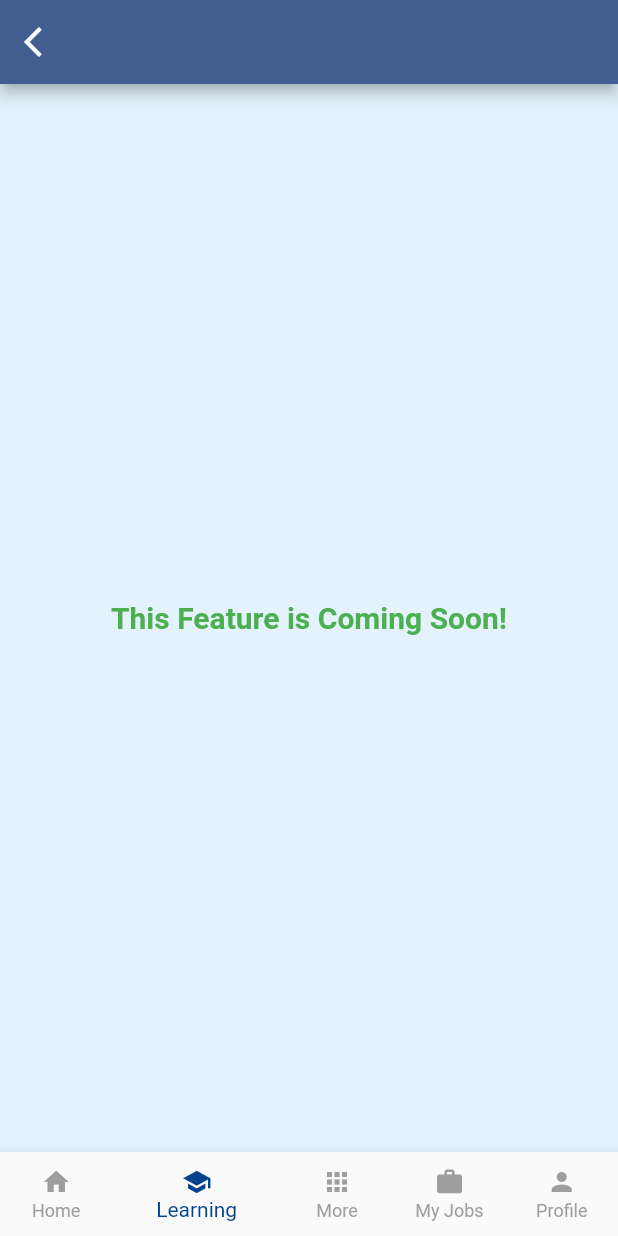
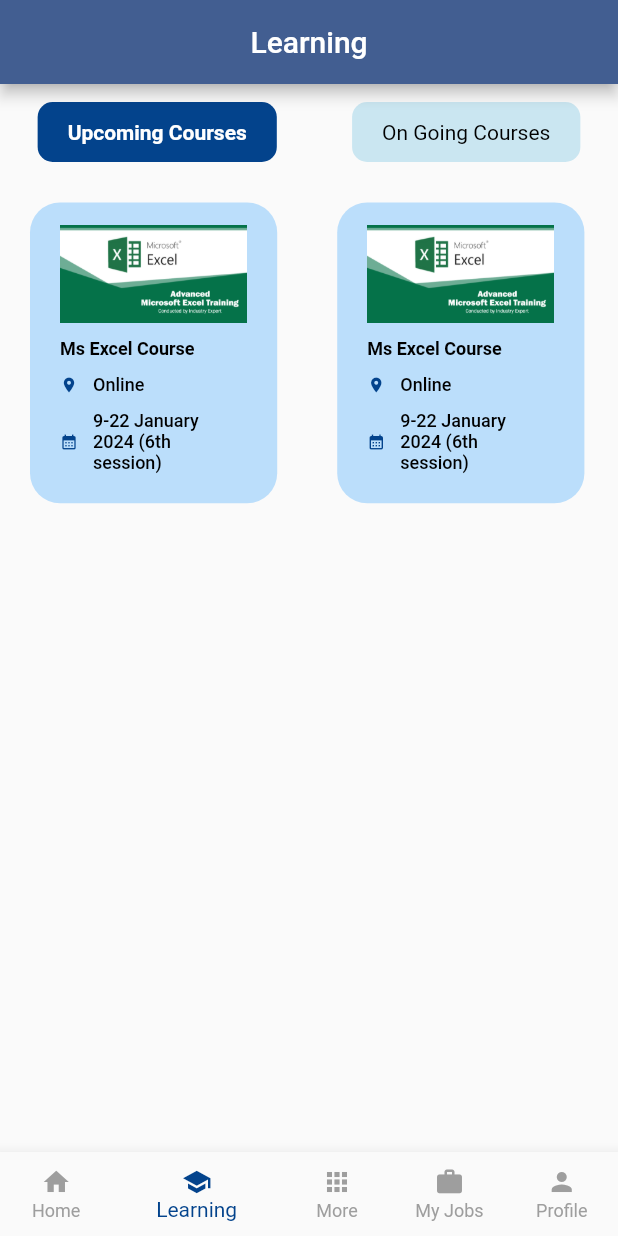
Before and after one commit to Mosaidur/Job-Skeers, a Flutter app: the screen it shows after launch, item 2 of the bottom bar chosen, on a phone screen of 412 x 824 dp. Run offline on Flutter 3.47's test engine with Material 3 defaults, Android fonts, the phone set to English and light mode, and no system bars; our stand-ins replace email_validator, intl_phone_field.

Commit message:
6th commite

```diff
--- a/jobskeers/lib/Job_Seeker/JobSeekerMainPage.dart
+++ b/jobskeers/lib/Job_Seeker/JobSeekerMainPage.dart
@@ -3,6 +3,7 @@
 import 'package:jobskeers/Job_Seeker/Pages/Home%20Page/JobSeekerHomePage.dart';
 
 import 'Pages/ComingSoon.dart';
+import 'Pages/Learning/LearningPage.dart';
 import 'Pages/Profile/JobSeekerProfile.dart';
 
 
@@ -19,7 +20,7 @@
   int selectedIndex = 0;
   final List pages = [
     JobSeekerHomePage(),
-    ComingSoon(),
+    LearningPage(),
     ComingSoon(),
     ComingSoon(),
     JobSeekerProfilePage(),
--- a/jobskeers/lib/Job_Seeker/Pages/JobDetails.dart
+++ b/jobskeers/lib/Job_Seeker/Pages/JobDetails.dart
@@ -11,12 +11,31 @@
 }
 
 class _JobDetailsState extends State<JobDetails> {
+
+  bool isFavorite = false;
+
   @override
   Widget build(BuildContext context) {
     return Scaffold(
       backgroundColor: Colors.blue.shade50,
       appBar: AppBar(
-        title: Text("Job Details"),
+        title: Row(
+          mainAxisAlignment: MainAxisAlignment.spaceBetween,
+          children: [
+
+            Text("Job Details"),
+
+            IconButton(
+              icon: isFavorite ? Icon(Icons.favorite,color: Colors.red,) : Icon(Icons.favorite_border,),
+              onPressed: () {
+                setState(() {
+                  isFavorite = !isFavorite;
+                });
+              },
+            )
+
+          ],
+        ),
 
         leading: IconButton(
           icon: Icon(Icons.arrow_back_ios),
--- /dev/null
+++ b/jobskeers/lib/Job_Seeker/Pages/Learning/LearningPage.dart
@@ -0,0 +1,81 @@
+import 'package:flutter/material.dart';
+
+import 'Widgets/upComingCourses.dart';
+
+class LearningPage extends StatefulWidget {
+  const LearningPage({Key? key}) : super(key: key);
+
+  @override
+  State<LearningPage> createState() => _LearningPageState();
+}
+
+class _LearningPageState extends State<LearningPage> {
+  int selectedIndex = 0;
+
+  final List<Widget> pages = [
+    UpComingCourse(),
+    Container(child: Text("Container 2")),
+  ];
+
+  @override
+  Widget build(BuildContext context) {
+    return Scaffold(
+      appBar: AppBar(title: Center(child: Text("Learning"))),
+      body: Column(
+        children: [
+          Container(
+            // color: Colors.grey,
+            child: Row(
+              mainAxisAlignment: MainAxisAlignment.spaceAround,
+              children: [
+                buildNavItem(0, 'Upcoming Courses'),
+                buildNavItem(1, 'On Going Courses'),
+              ],
+            ),
+          ),
+          Expanded(
+            child: pages[selectedIndex],
+          ),
+        ],
+      ),
+    );
+  }
+
+  Widget buildNavItem(int index, String label) {
+    return InkWell(
+      onTap: () {
+        setState(() {
+          selectedIndex = index;
+        });
+      },
+      child: Padding(
+        padding: const EdgeInsets.all(12.0),
+        child: Column(
+          mainAxisSize: MainAxisSize.min,
+          children: [
+            Container(
+              height: 40,
+              // width: MediaQuery.of(context).size.width/2.2,
+              decoration: BoxDecoration(
+                color: selectedIndex == index ? Color(0xff03438C) : Color(0xffcae6f1),
+                borderRadius: BorderRadius.circular(10)
+              ),
+              child: Center(
+                child: Padding(
+                  padding: const EdgeInsets.only(top: 10,left: 20,right: 20,bottom: 10),
+                  child: Text(
+                    label,
+                    style: TextStyle(
+                      color: selectedIndex == index ? Colors.white : Colors.black,
+                      fontWeight: selectedIndex == index ? FontWeight.bold : FontWeight.w400,
+                    ),
+                  ),
+                ),
+              ),
+            ),
+          ],
+        ),
+      ),
+    );
+  }
+}
--- /dev/null
+++ b/jobskeers/lib/Job_Seeker/Pages/Learning/Widgets/upComingCourses.dart
@@ -0,0 +1,267 @@
+import 'package:flutter/cupertino.dart';
+import 'package:flutter/material.dart';
+
+class UpComingCourse extends StatelessWidget {
+  UpComingCourse({super.key});
+
+  final String imagePath = "assets/Images2/Upcoming Course.jpg";
+  final String title = "Ms Excel Course ";
+  final String courseConductLocation = "Online";
+  final String SessionStarting = "9-22 January 2024 (6th session)";
+
+  @override
+  Widget build(BuildContext context) {
+    return Column(
+
+      children: [
+
+
+
+        // Best Selling Courses
+        Row(
+          children: [
+            Column(
+              children: [
+
+              ],
+            )
+          ],
+        ),
+
+
+        // Suggested Courses
+        Row(
+          children: [
+            Column(
+              children: [
+
+              ],
+            )
+          ],
+        ),
+
+
+        Row(
+          children: [
+
+            Padding(
+              padding: const EdgeInsets.only(top: 15.0, left: 20,right: 20,bottom: 20),
+              child: Container(
+                // width: double.maxFinite,
+                width: MediaQuery.of(context).size.width/2.5,
+                //height: 700,
+                decoration: BoxDecoration(
+                  borderRadius: BorderRadius.circular(20),
+                  color: Colors.blue.shade100,
+                ),
+                child: Padding(
+                  padding: const EdgeInsets.only(top: 15.0, left: 20,right: 20,bottom: 20),
+                  child: Column(
+                    crossAxisAlignment: CrossAxisAlignment.start,
+                    children: [
+
+                      //Image
+                      Container(
+                        width: MediaQuery.of(context).size.width/2.5,
+                        child: Image.asset(imagePath, fit: BoxFit.fill,),
+                      ),
+
+                      SizedBox(
+                        height: 10,
+                      ),
+
+                      // title
+                      Text(
+                        title,
+                        softWrap: true,
+                        maxLines: 4,
+                        overflow: TextOverflow.ellipsis,
+                        style: TextStyle(
+                          color: Colors.black,
+                          fontSize: 12,
+                          fontWeight: FontWeight.bold,
+                        ),
+                      ),
+
+                      SizedBox(height: 10,),
+
+                      // course Conduct Location
+                      Row(
+                        children: [
+
+                          Icon(Icons.location_on,color: Color(0xff03438C),size: 12,),
+
+                          SizedBox(width: 10,),
+
+                          Container(
+                            width: MediaQuery.of(context).size.width/4.1,
+                            child: Text(
+                              courseConductLocation,
+                              softWrap: true,
+                              maxLines: 2,
+                              overflow: TextOverflow.ellipsis,
+                              style: TextStyle(
+                                color: Colors.black,
+                                fontSize: 12,
+                                fontWeight: FontWeight.w500,
+                              ),
+                            ),
+                          ),
+
+
+                        ],
+                      ),
+
+                      SizedBox(height: 10,),
+
+                      // Session Starting Time
+                      Row(
+                        children: [
+
+                          Icon(Icons.calendar_month,color: Color(0xff03438C),size: 12,),
+
+                          SizedBox(width: 10,),
+
+                          Container(
+                            width: MediaQuery.of(context).size.width/4.1,
+                            child: Text(
+                              SessionStarting,
+                              softWrap: true,
+                              maxLines: 4,
+                              overflow: TextOverflow.ellipsis,
+                              style: TextStyle(
+                                color: Colors.black,
+                                fontSize: 12,
+                                fontWeight: FontWeight.w500,
+                              ),
+                            ),
+                          ),
+
+
+                        ],
+                      ),
+
+
+                    ],
+
+                  ),
+                ),
+              ),
+            ),
+
+            Padding(
+              padding: const EdgeInsets.only(top: 15.0, left: 20,right: 20,bottom: 20),
+              child: Container(
+                // width: double.maxFinite,
+                width: MediaQuery.of(context).size.width/2.5,
+                //height: 700,
+                decoration: BoxDecoration(
+                  borderRadius: BorderRadius.circular(20),
+                  color: Colors.blue.shade100,
+                ),
+                child: Padding(
+                  padding: const EdgeInsets.only(top: 15.0, left: 20,right: 20,bottom: 20),
+                  child: Column(
+                    crossAxisAlignment: CrossAxisAlignment.start,
+                    children: [
+
+                      //Image
+                      Container(
+                        width: MediaQuery.of(context).size.width/2.5,
+                        child: Image.asset(imagePath, fit: BoxFit.fill,),
+                      ),
+
+                      SizedBox(
+                        height: 10,
+                      ),
+
+                      // title
+                      Text(
+                        title,
+                        softWrap: true,
+                        maxLines: 4,
+                        overflow: TextOverflow.ellipsis,
+                        style: TextStyle(
+                          color: Colors.black,
+                          fontSize: 12,
+                          fontWeight: FontWeight.bold,
+                        ),
+                      ),
+
+                      SizedBox(height: 10,),
+
+                      // course Conduct Location
+                      Row(
+                        children: [
+
+                          Icon(Icons.location_on,color: Color(0xff03438C),size: 12,),
+
+                          SizedBox(width: 10,),
+
+                          Container(
+                            width: MediaQuery.of(context).size.width/4.1,
+                            child: Text(
+                              courseConductLocation,
+                              softWrap: true,
+                              maxLines: 2,
+                              overflow: TextOverflow.ellipsis,
+                              style: TextStyle(
+                                color: Colors.black,
+                                fontSize: 12,
+                                fontWeight: FontWeight.w500,
+                              ),
+                            ),
+                          ),
+
+
+                        ],
+                      ),
+
+                      SizedBox(height: 10,),
+
+                      // Session Starting Time
+                      Row(
+                        children: [
+
+                          Icon(Icons.calendar_month,color: Color(0xff03438C),size: 12,),
+
+                          SizedBox(width: 10,),
+
+                          Container(
+                            width: MediaQuery.of(context).size.width/4.1,
+                            child: Text(
+                              SessionStarting,
+                              softWrap: true,
+                              maxLines: 4,
+                              overflow: TextOverflow.ellipsis,
+                              style: TextStyle(
+                                color: Colors.black,
+                                fontSize: 12,
+                                fontWeight: FontWeight.w500,
+                              ),
+                            ),
+                          ),
+
+
+                        ],
+                      ),
+
+
+                    ],
+
+                  ),
+                ),
+              ),
+            ),
+
+
+          ],
+        ),
+
+
+      ],
+
+
+    );
+  }
+}
```
Also changed, not shown: jobskeers/assets/Images2/Upcoming Course.jpg (added).
